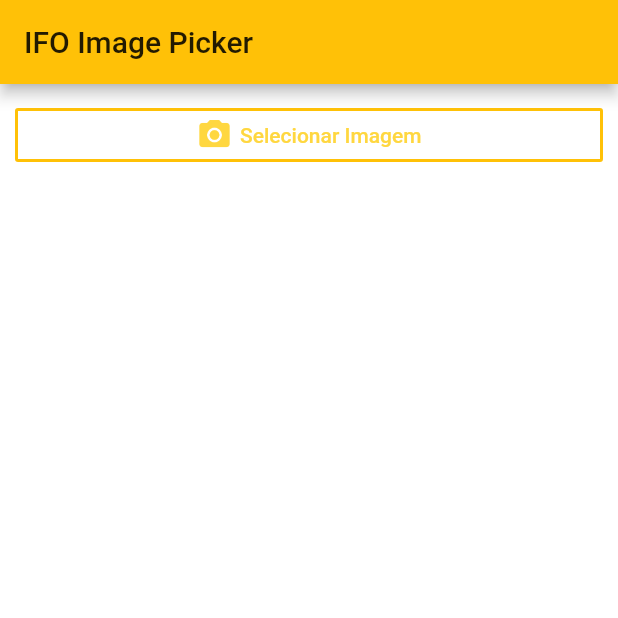
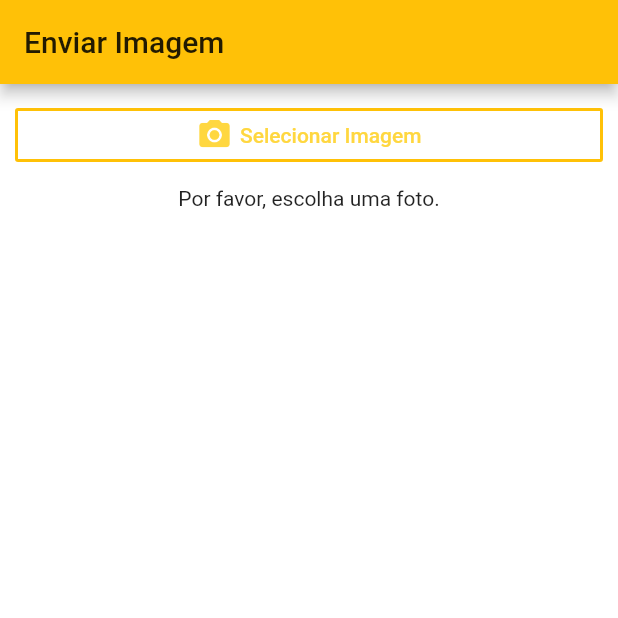
Before and after one commit to raloliver/ifo_image, a Flutter app: the screen it shows after launch, on a phone screen of 412 x 824 dp, the top half of it. Run offline on Flutter 3.47's test engine with Material 2 defaults, Android fonts, the phone set to English and light mode, and no system bars; our stand-ins replace image_picker.

```diff
--- a/lib/main.dart
+++ b/lib/main.dart
@@ -1,12 +1,27 @@
 import 'package:flutter/material.dart';
+
+import 'package:scoped_model/scoped_model.dart';
+
+import './scoped-models/item.dart';
 import './pages/home.dart';
 
-void main() => runApp(new DodIimage());
+void main() => runApp(DodIimageApp());
 
-class DodIimage extends StatelessWidget {
+class DodIimageApp extends StatefulWidget {
+  @override
+  State<StatefulWidget> createState() {
+    return _DodIimageApp();
+  }
+}
+
+class _DodIimageApp extends State<DodIimageApp> {
+  final ItemsModel _model = ItemsModel();
+
   @override
   Widget build(BuildContext context) {
-    return MaterialApp(
+    return ScopedModel<ItemsModel>(
+        model: _model,
+        child: MaterialApp(
           title: 'IOF Image Picker',
           theme: ThemeData(
             primarySwatch: Colors.amber,
@@ -16,6 +31,6 @@ class DodIimage extends StatelessWidget {
             fontFamily: 'Roboto',
           ),
           home: Home(),
-    );
+        ));
   }
 }
--- a/lib/pages/home.dart
+++ b/lib/pages/home.dart
@@ -1,41 +1,66 @@
+import 'dart:io';
+
 import 'package:flutter/material.dart';
+import 'package:scoped_model/scoped_model.dart';
 
-class Home extends StatelessWidget {
+import '../widgets/image.dart';
+import '../models/item.dart';
+import '../scoped-models/item.dart';
+
+class Home extends StatefulWidget {
+  @override
+  State<StatefulWidget> createState() {
+    return _HomeState();
+  }
+}
+
+class _HomeState extends State<Home> {
+  final Map<String, dynamic> _form = {'image': null};
+  final GlobalKey<FormState> _formKey = GlobalKey<FormState>();
+
+  Widget _build(BuildContext context, Item item) {
+    return GestureDetector(
+      onTap: () {
+        FocusScope.of(context).requestFocus(FocusNode());
+      },
+      child: Container(
+        margin: EdgeInsets.all(10.0),
+        child: Form(
+          key: _formKey,
+          child: ListView(
+            children: <Widget>[
+              ImageInput(_setImage, item),
+              SizedBox(
+                height: 10.0,
+              ),
+            ],
+          ),
+        ),
+      ),
+    );
+  }
+
+  void _setImage(File image) {
+    _form['image'] = image;
+  }
+
   @override
   Widget build(BuildContext context) {
-    return Scaffold(
-        appBar: new AppBar(
-          title: new Text('IFO Image Picker'),
-        ),
-        body: new Container(
-          margin: EdgeInsets.all(10.0),
-          child: ListView(
-            children: <Widget>[
-              OutlineButton(
-                borderSide: BorderSide(
-                  color: Colors.amber,
-                  width: 2.0,
+    return ScopedModelDescendant<ItemsModel>(
+      builder: (BuildContext context, Widget child, ItemsModel model) {
+        final Widget pageContent = _build(context, model.selectedItem);
+        return model.selectedItemIndex == -1
+            ? pageContent
+            : Scaffold(
+                appBar: AppBar(
+                  title: Text('Enviar Imagem'),
+                  elevation: Theme.of(context).platform == TargetPlatform.iOS
+                      ? 0.0
+                      : 4.0,
                 ),
-                onPressed: () {},
-                child: Row(
-                  mainAxisAlignment: MainAxisAlignment.center,
-                  children: <Widget>[
-                    Icon(
-                      Icons.camera_alt,
-                      color: Colors.amberAccent,
-                    ),
-                    SizedBox(
-                      width: 5.0,
-                    ),
-                    Text(
-                      'Selecionar Imagem',
-                      style: TextStyle(color: Colors.amberAccent),
-                    )
-                  ],
-                ),
-              )
-            ],
-          ),
-        ));
+                body: pageContent,
+              );
+      },
+    );
   }
 }
--- /dev/null
+++ b/lib/scoped-models/item.dart
@@ -0,0 +1,27 @@
+import 'package:scoped_model/scoped_model.dart';
+
+import '../models/item.dart';
+
+class ItemsModel extends Model {
+  List<Item> _items = [];
+  int _selectedItemIndex;
+
+  List<Item> get items {
+    return List.from(_items);
+  }
+
+  int get selectedItemIndex {
+    return _selectedItemIndex;
+  }
+
+  Item get selectedItem {
+    if (_selectedItemIndex == null) {
+      return null;
+    }
+    return _items[_selectedItemIndex];
+  }
+
+  void addItem(Item item) {
+    _items.add(item);
+  }
+}
--- a/lib/widgets/image.dart
+++ b/lib/widgets/image.dart
@@ -1,6 +1,8 @@
 import 'dart:io';
+
 import 'package:flutter/material.dart';
 import 'package:image_picker/image_picker.dart';
+
 import '../models/item.dart';
 
 class ImageInput extends StatefulWidget {
@@ -64,8 +66,7 @@ class _ImageInputState extends State<ImageInput> {
 
   @override
   Widget build(BuildContext context) {
-    final buttonColor = Theme.of(context).primaryColor;
-    Widget previewImage = Text('Please select an image.');
+    Widget previewImage = Text('Por favor, escolha uma foto.');
     if (_imageFile != null) {
       previewImage = Image.file(
         _imageFile,
@@ -88,7 +89,7 @@ class _ImageInputState extends State<ImageInput> {
       children: <Widget>[
         OutlineButton(
           borderSide: BorderSide(
-            color: buttonColor,
+            color: Colors.amber,
             width: 2.0,
           ),
           onPressed: () {
@@ -99,23 +100,20 @@ class _ImageInputState extends State<ImageInput> {
             children: <Widget>[
               Icon(
                 Icons.camera_alt,
-                color: buttonColor,
+                color: Colors.amberAccent,
               ),
               SizedBox(
                 width: 5.0,
               ),
               Text(
-                'Add Image',
-                style: TextStyle(color: buttonColor),
+                'Selecionar Imagem',
+                style: TextStyle(color: Colors.amberAccent),
               )
             ],
           ),
         ),
         SizedBox(height: 10.0),
         previewImage
-        // _imageFile == null
-        //     ? Text('Please pick an image.')
-        //     :
       ],
     );
   }
--- a/pubspec.yaml
+++ b/pubspec.yaml
@@ -23,7 +23,8 @@ dependencies:
   # The following adds the Cupertino Icons font to your application.
   # Use with the CupertinoIcons class for iOS style icons.
   cupertino_icons: ^0.1.2
-  image_picker: "^0.5.4+3"
+  image_picker: ^0.5.4+3
+  scoped_model: ^1.0.1
 
 dev_dependencies:
   flutter_test:
```
Also changed, not shown: pubspec.lock, 1 other file. Lines whose indentation alone changed are shown as unchanged.
